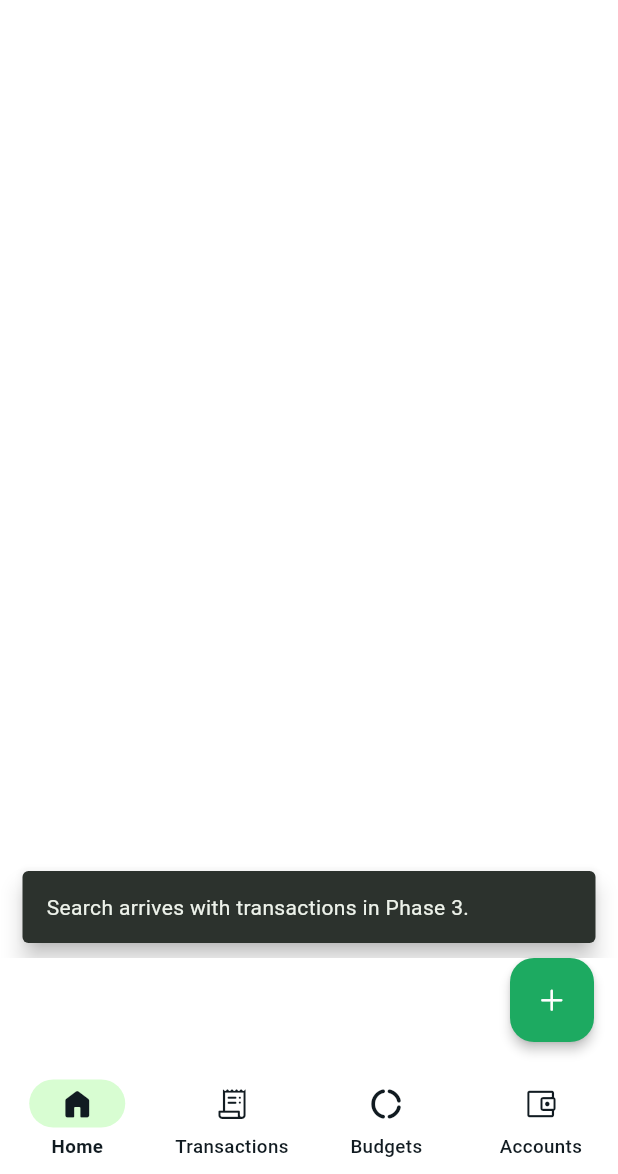
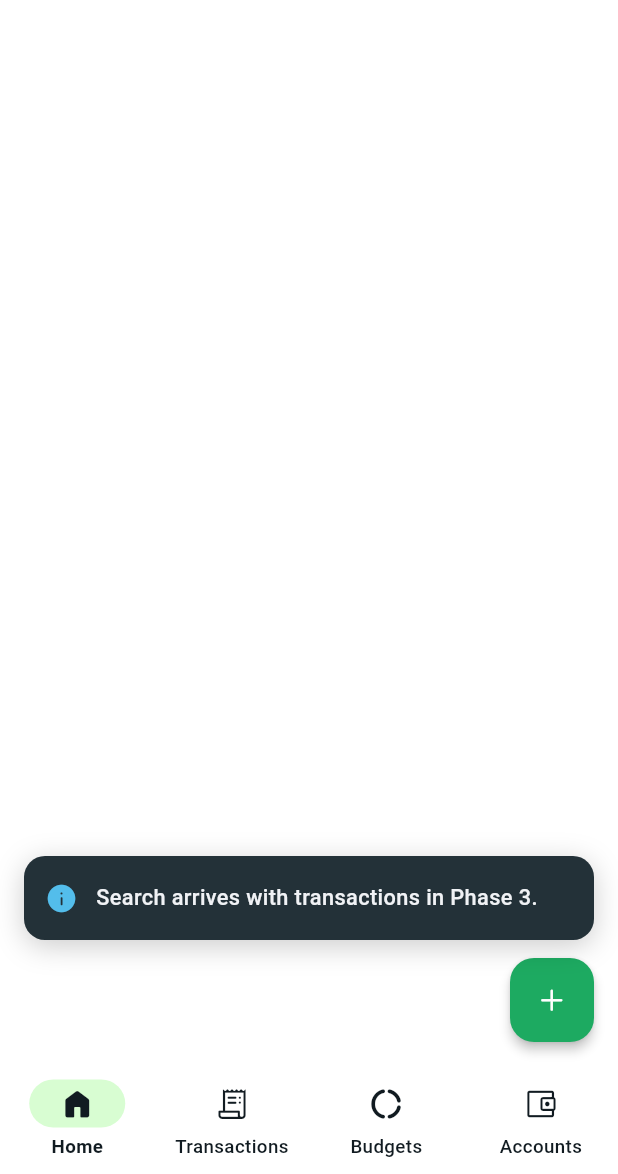
Before and after one commit to musarafhossain/HisaabChat, a Flutter app: the _CompactShell screen opened directly with empty values, after a tap on an icon or button, on a phone screen of 412 x 824 dp, the part 62-1236 px from its top. Run offline on Flutter 3.47's test engine with Material 3 defaults, Android fonts, the phone set to English and light mode, and no system bars; our stand-ins replace dio, flutter_animate, flutter_riverpod, flutter_secure_storage, flutter_timezone, go_router and 1 more; missing offline and left inert: window_manager; accounts and stored records are empty.

Commit message:
Redesign snackbars as app-wide toasts
- AppToast/ToastHost: floating pill with kind icon (success/error/info),
  optional green action (Undo), slide/fade animation, swipe to dismiss,
  reduce-motion aware, screen-reader live region
- Toasts stay above keep-clear regions (chat composer, bottom tab bar,
  + button) and re-measure while visible; bottom-left on wide windows
- All SnackBar usages replaced; "add an account first" now explained in
  the account form instead of a toast covering it
- Regression test: Undo toast sits above the composer

Co-Authored-By: Claude Opus 5.5 <noreply@anthropic.com>

```diff
--- a/app/lib/app/app.dart
+++ b/app/lib/app/app.dart
@@ -3,6 +3,7 @@ import 'package:flutter_riverpod/flutter_riverpod.dart';
 import 'package:hisaabchat/app/router.dart';
 import 'package:hisaabchat/app/settings/appearance_controller.dart';
 import 'package:hisaabchat/app/theme/app_theme.dart';
+import 'package:hisaabchat/core/widgets/toast.dart';
 
 class HisaabChatApp extends ConsumerWidget {
   const HisaabChatApp({super.key});
@@ -29,7 +30,7 @@ class HisaabChatApp extends ConsumerWidget {
           data: media.copyWith(
             disableAnimations: media.disableAnimations || appearance.reduceMotion,
           ),
-          child: child!,
+          child: ToastHost(child: child!),
         );
       },
     );
--- a/app/lib/app/theme/app_colors.dart
+++ b/app/lib/app/theme/app_colors.dart
@@ -27,6 +27,12 @@ class AppColors extends ThemeExtension<AppColors> {
     required this.transfer,
     required this.warning,
     required this.danger,
+    required this.toastBackground,
+    required this.onToast,
+    required this.toastAction,
+    required this.toastSuccess,
+    required this.toastError,
+    required this.toastInfo,
   });
 
   static const light = AppColors(
@@ -52,6 +58,12 @@ class AppColors extends ThemeExtension<AppColors> {
     transfer: Color(0xFF027EB5),
     warning: Color(0xFFE69500),
     danger: Color(0xFFE53935),
+    toastBackground: Color(0xFF233138),
+    onToast: Color(0xFFF0F2F5),
+    toastAction: Color(0xFF25D366),
+    toastSuccess: Color(0xFF25D366),
+    toastError: Color(0xFFF15C6D),
+    toastInfo: Color(0xFF53BDEB),
   );
 
   static const dark = AppColors(
@@ -77,6 +89,12 @@ class AppColors extends ThemeExtension<AppColors> {
     transfer: Color(0xFF53BDEB),
     warning: Color(0xFFFFBC2D),
     danger: Color(0xFFF15C6D),
+    toastBackground: Color(0xFFE9EDEF),
+    onToast: Color(0xFF111B21),
+    toastAction: Color(0xFF008069),
+    toastSuccess: Color(0xFF1DAA61),
+    toastError: Color(0xFFDC2626),
+    toastInfo: Color(0xFF0284C7),
   );
 
   final Color primary;
@@ -101,6 +119,14 @@ class AppColors extends ThemeExtension<AppColors> {
   final Color transfer;
   final Color warning;
   final Color danger;
+
+  // Toasts (inverse surface: dark in light mode, light in dark mode)
+  final Color toastBackground;
+  final Color onToast;
+  final Color toastAction;
+  final Color toastSuccess;
+  final Color toastError;
+  final Color toastInfo;
 
   @override
   AppColors copyWith() => this;
@@ -132,6 +158,12 @@ class AppColors extends ThemeExtension<AppColors> {
       transfer: mix(transfer, other.transfer),
       warning: mix(warning, other.warning),
       danger: mix(danger, other.danger),
+      toastBackground: mix(toastBackground, other.toastBackground),
+      onToast: mix(onToast, other.onToast),
+      toastAction: mix(toastAction, other.toastAction),
+      toastSuccess: mix(toastSuccess, other.toastSuccess),
+      toastError: mix(toastError, other.toastError),
+      toastInfo: mix(toastInfo, other.toastInfo),
     );
   }
 }
--- /dev/null
+++ b/app/lib/core/widgets/toast.dart
@@ -0,0 +1,307 @@
+import 'dart:async';
+import 'dart:math' as math;
+
+import 'package:flutter/material.dart';
+import 'package:flutter/services.dart';
+import 'package:hisaabchat/app/theme/app_colors.dart';
+import 'package:hisaabchat/core/icons/app_icons.dart';
+import 'package:hisaabchat/core/motion/motion.dart';
+import 'package:hisaabchat/core/widgets/window_class.dart';
+
+enum ToastKind { success, error, info }
+
+/// App-wide toast (replaces SnackBars).
+///
+/// A floating pill that slides up from the bottom, shows an icon for its
+/// kind and an optional green action ("Undo"). It always sits above any
+/// [ToastAvoid] region on screen (the chat composer, the bottom tab bar, the
+/// + button) so it never covers what you're typing or tapping.
+abstract final class AppToast {
+  static void show(
+    BuildContext context,
+    String message, {
+    ToastKind kind = ToastKind.info,
+    String? actionLabel,
+    VoidCallback? onAction,
+    Duration? duration,
+  }) => of(context).show(message, kind: kind, actionLabel: actionLabel, onAction: onAction, duration: duration);
+
+  static void success(BuildContext context, String message) => show(context, message, kind: ToastKind.success);
+
+  static void error(BuildContext context, String message) => show(context, message, kind: ToastKind.error);
+
+  /// The host, for showing a toast after an `await` (read it before awaiting).
+  static ToastHostState of(BuildContext context) {
+    final host = context.findAncestorStateOfType<ToastHostState>();
+    assert(host != null, 'No ToastHost above this context. Wrap the app with ToastHost.');
+    return host!;
+  }
+}
+
+/// Marks a region the toast must stay above.
+class ToastAvoid extends StatefulWidget {
+  const ToastAvoid({required this.child, super.key});
+
+  final Widget child;
+
+  @override
+  State<ToastAvoid> createState() => _ToastAvoidState();
+}
+
+class _ToastAvoidState extends State<ToastAvoid> {
+  ToastHostState? _host;
+
+  @override
+  void didChangeDependencies() {
+    super.didChangeDependencies();
+    final host = context.findAncestorStateOfType<ToastHostState>();
+    if (host != _host) {
+      _host?._avoid.remove(this);
+      _host = host?.._avoid.add(this);
+    }
+  }
+
+  @override
+  void dispose() {
+    _host?._avoid.remove(this);
+    super.dispose();
+  }
+
+  /// Top edge in global coordinates, or null when not on screen.
+  double? get top {
+    if (!mounted) return null;
+    final box = context.findRenderObject();
+    if (box is! RenderBox || !box.attached || !box.hasSize || box.size.isEmpty) return null;
+    // Skip regions hidden behind another route or in an inactive tab.
+    if (!(ModalRoute.of(context)?.isCurrent ?? true) || !TickerMode.valuesOf(context).enabled) return null;
+    return box.localToGlobal(Offset.zero).dy;
+  }
+
+  @override
+  Widget build(BuildContext context) => widget.child;
+}
+
+@immutable
+class _ToastData {
+  const _ToastData({required this.id, required this.message, required this.kind, this.actionLabel, this.onAction});
+
+  final int id;
+  final String message;
+  final ToastKind kind;
+  final String? actionLabel;
+  final VoidCallback? onAction;
+}
+
+/// Hosts toasts above the whole app (installed in `MaterialApp.builder`).
+class ToastHost extends StatefulWidget {
+  const ToastHost({required this.child, super.key});
+
+  final Widget child;
+
+  @override
+  State<ToastHost> createState() => ToastHostState();
+}
+
+class ToastHostState extends State<ToastHost> with SingleTickerProviderStateMixin {
+  final Set<_ToastAvoidState> _avoid = {};
+  late final AnimationController _controller;
+  _ToastData? _current;
+  Timer? _timer;
+
+  /// Re-measures while a toast is visible: a route may finish closing (and
+  /// reveal a composer) after the toast appeared.
+  Timer? _tracker;
+  double? _offset;
+  int _nextId = 0;
+
+  @override
+  void initState() {
+    super.initState();
+    // Created eagerly: a lazy controller would first be built inside dispose().
+    _controller = AnimationController(vsync: this, duration: Motion.medium, reverseDuration: Motion.short);
+  }
+
+  void show(
+    String message, {
+    ToastKind kind = ToastKind.info,
+    String? actionLabel,
+    VoidCallback? onAction,
+    Duration? duration,
+  }) {
+    if (!mounted) return;
+    _timer?.cancel();
+    final data = _ToastData(
+      id: _nextId++,
+      message: message,
+      kind: kind,
+      actionLabel: actionLabel,
+      onAction: onAction,
+    );
+    if (kind == ToastKind.error) unawaited(HapticFeedback.mediumImpact());
+    setState(() {
+      _current = data;
+      _offset = _bottomOffset();
+    });
+    _tracker?.cancel();
+    _tracker = Timer.periodic(const Duration(milliseconds: 150), (_) {
+      final offset = _bottomOffset();
+      if (mounted && offset != _offset) setState(() => _offset = offset);
+    });
+    _controller.duration = MediaQuery.disableAnimationsOf(context) ? Duration.zero : Motion.medium;
+    unawaited(_controller.forward(from: 0));
+    // Errors and undoable actions stay a little longer.
+    final visibleFor =
+        duration ??
+        (actionLabel != null || kind == ToastKind.error ? const Duration(seconds: 5) : const Duration(seconds: 3));
+    _timer = Timer(visibleFor, () => hide(data.id));
+  }
+
+  Future<void> hide([int? id]) async {
+    if (_current == null || (id != null && _current!.id != id)) return;
+    _timer?.cancel();
+    final hidingId = _current!.id;
+    await _controller.reverse();
+    if (mounted && _current?.id == hidingId) _clear();
+  }
+
+  void _clear() {
+    _tracker?.cancel();
+    setState(() => _current = null);
+  }
+
+  @override
+  void dispose() {
+    _timer?.cancel();
+    _tracker?.cancel();
+    _controller.dispose();
+    super.dispose();
+  }
+
+  /// Distance from the bottom of the screen: above the highest keep-clear
+  /// region (which already sits above the keyboard), else above the keyboard.
+  double _bottomOffset() {
+    final media = MediaQuery.of(context);
+    final tops = _avoid.map((a) => a.top).whereType<double>();
+    if (tops.isEmpty) return math.max(media.viewInsets.bottom, media.viewPadding.bottom) + 16;
+    return math.max(media.size.height - tops.reduce(math.min), media.viewPadding.bottom) + 12;
+  }
+
+  @override
+  Widget build(BuildContext context) {
+    final current = _current;
+    final compact = WindowClass.of(context) == WindowClass.compact;
+    return Stack(
+      children: [
+        widget.child,
+        if (current != null)
+          AnimatedPositioned(
+            duration: context.motion(Motion.medium),
+            curve: Motion.standard,
+            // Phones: centered. Wider windows: bottom-left next to the rail (WhatsApp Web).
+            left: compact ? 16 : 64 + 16,
+            right: 16,
+            bottom: _offset ?? 16,
+            child: Align(
+              alignment: compact ? Alignment.bottomCenter : Alignment.bottomLeft,
+              child: ConstrainedBox(
+                constraints: BoxConstraints(maxWidth: compact ? 480 : 400),
+                child: _ToastView(
+                  key: ValueKey(current.id),
+                  data: current,
+                  animation: _controller,
+                  onDismissed: _clear,
+                  onAction: () {
+                    current.onAction?.call();
+                    unawaited(hide(current.id));
+                  },
+                ),
+              ),
+            ),
+          ),
+      ],
+    );
+  }
+}
+
+class _ToastView extends StatelessWidget {
+  const _ToastView({
+    required this.data,
+    required this.animation,
+    required this.onDismissed,
+    required this.onAction,
+    super.key,
+  });
+
+  final _ToastData data;
+  final Animation<double> animation;
+  final VoidCallback onDismissed;
+  final VoidCallback onAction;
+
+  @override
+  Widget build(BuildContext context) {
+    final colors = context.colors;
+    final (IconData icon, Color iconColor) = switch (data.kind) {
+      ToastKind.success => (AppIcons.ok, colors.toastSuccess),
+      ToastKind.error => (AppIcons.failed, colors.toastError),
+      ToastKind.info => (AppIcons.info, colors.toastInfo),
+    };
+    final curved = CurvedAnimation(parent: animation, curve: Motion.enter, reverseCurve: Motion.exit);
+
+    final card = DecoratedBox(
+      decoration: BoxDecoration(
+        color: colors.toastBackground,
+        borderRadius: BorderRadius.circular(14),
+        boxShadow: const [BoxShadow(color: Color(0x33000000), blurRadius: 16, offset: Offset(0, 4))],
+      ),
+      child: Material(
+        type: MaterialType.transparency,
+        child: Padding(
+          padding: EdgeInsets.fromLTRB(14, 6, data.actionLabel == null ? 16 : 6, 6),
+          child: ConstrainedBox(
+            constraints: const BoxConstraints(minHeight: 44),
+            child: Row(
+              children: [
+                Icon(icon, color: iconColor, fill: 1, size: 22),
+                const SizedBox(width: 12),
+                Expanded(
+                  child: Text(
+                    data.message,
+                    style: TextStyle(color: colors.onToast, fontSize: 14.5, fontWeight: FontWeight.w500, height: 1.3),
+                  ),
+                ),
+                if (data.actionLabel != null)
+                  TextButton(
+                    onPressed: onAction,
+                    style: TextButton.styleFrom(
+                      foregroundColor: colors.toastAction,
+                      textStyle: const TextStyle(fontWeight: FontWeight.w700, fontSize: 14.5),
+                    ),
+                    child: Text(data.actionLabel!),
+                  ),
+              ],
+            ),
+          ),
+        ),
+      ),
+    );
+
+    return Semantics(
+      liveRegion: true,
+      container: true,
+      child: FadeTransition(
+        opacity: curved,
+        child: SlideTransition(
+          position: Tween(begin: const Offset(0, 0.4), end: Offset.zero).animate(curved),
+          child: ScaleTransition(
+            scale: Tween<double>(begin: 0.96, end: 1).animate(curved),
+            child: Dismissible(
+              key: ValueKey('toast-${data.id}'),
+              onDismissed: (_) => onDismissed(),
+              child: card,
+            ),
+          ),
+        ),
+      ),
+    );
+  }
+}
--- a/app/lib/features/accounts/presentation/account_info.dart
+++ b/app/lib/features/accounts/presentation/account_info.dart
@@ -9,6 +9,7 @@ import 'package:hisaabchat/core/network/api_exception.dart';
 import 'package:hisaabchat/core/widgets/chat_tile.dart';
 import 'package:hisaabchat/core/widgets/empty_state.dart';
 import 'package:hisaabchat/core/widgets/settings_tile.dart';
+import 'package:hisaabchat/core/widgets/toast.dart';
 import 'package:hisaabchat/features/accounts/accounts_controller.dart';
 import 'package:hisaabchat/features/accounts/data/account.dart';
 import 'package:hisaabchat/features/accounts/presentation/account_form.dart';
@@ -42,7 +43,7 @@ class AccountInfoView extends ConsumerWidget {
       await action();
     } on ApiException catch (error) {
       if (context.mounted) {
-        ScaffoldMessenger.of(context).showSnackBar(SnackBar(content: Text(error.message)));
+        AppToast.error(context, error.message);
       }
     }
   }
--- a/app/lib/features/settings/profile_screen.dart
+++ b/app/lib/features/settings/profile_screen.dart
@@ -7,6 +7,7 @@ import 'package:hisaabchat/core/config/device.dart';
 import 'package:hisaabchat/core/icons/app_icons.dart';
 import 'package:hisaabchat/core/network/api_exception.dart';
 import 'package:hisaabchat/core/widgets/settings_tile.dart';
+import 'package:hisaabchat/core/widgets/toast.dart';
 import 'package:hisaabchat/features/auth/auth_controller.dart';
 import 'package:hisaabchat/features/auth/data/app_user.dart';
 import 'package:hisaabchat/features/auth/presentation/auth_scaffold.dart';
@@ -81,7 +82,7 @@ class _ProfileScreenState extends ConsumerState<ProfileScreen> {
         'monthStartDay': _monthStartDay,
       });
       if (!mounted) return;
-      ScaffoldMessenger.of(context).showSnackBar(const SnackBar(content: Text('Profile saved')));
+      AppToast.success(context, 'Profile saved');
       unawaited(Navigator.of(context).maybePop());
     } on ApiException catch (error) {
       if (mounted) setState(() => _error = error.fieldErrors.values.firstOrNull ?? error.message);
--- a/app/lib/features/settings/settings_screen.dart
+++ b/app/lib/features/settings/settings_screen.dart
@@ -6,6 +6,7 @@ import 'package:hisaabchat/app/theme/app_colors.dart';
 import 'package:hisaabchat/core/icons/app_icons.dart';
 import 'package:hisaabchat/core/network/api_exception.dart';
 import 'package:hisaabchat/core/widgets/settings_tile.dart';
+import 'package:hisaabchat/core/widgets/toast.dart';
 import 'package:hisaabchat/features/auth/auth_controller.dart';
 
 /// WhatsApp-style settings: profile header, then icon rows.
@@ -33,7 +34,7 @@ class SettingsScreen extends ConsumerWidget {
       await ref.read(authControllerProvider.notifier).logoutAll();
     } on ApiException catch (error) {
       if (context.mounted) {
-        ScaffoldMessenger.of(context).showSnackBar(SnackBar(content: Text(error.message)));
+        AppToast.error(context, error.message);
       }
     }
   }
--- a/app/lib/features/shell/app_shell.dart
+++ b/app/lib/features/shell/app_shell.dart
@@ -6,6 +6,7 @@ import 'package:hisaabchat/app/theme/app_colors.dart';
 import 'package:hisaabchat/core/icons/app_icons.dart';
 import 'package:hisaabchat/core/motion/animated_icons.dart';
 import 'package:hisaabchat/core/motion/motion.dart';
+import 'package:hisaabchat/core/widgets/toast.dart';
 import 'package:hisaabchat/core/widgets/window_class.dart';
 import 'package:hisaabchat/features/accounts/presentation/account_form.dart';
 import 'package:hisaabchat/features/auth/auth_controller.dart';
@@ -86,8 +87,9 @@ class _CompactShell extends ConsumerWidget {
         ],
       ),
       body: body,
-      floatingActionButton: _Fab(current: current),
-      bottomNavigationBar: NavigationBar(
+      floatingActionButton: ToastAvoid(child: _Fab(current: current)),
+      bottomNavigationBar: ToastAvoid(
+        child: NavigationBar(
           selectedIndex: Destination.bottomBar.indexOf(current),
           onDestinationSelected: (i) => onSelect(Destination.bottomBar[i]),
           destinations: [
@@ -98,6 +100,7 @@ class _CompactShell extends ConsumerWidget {
                 label: d.label,
               ),
           ],
+        ),
       ),
     );
   }
@@ -251,11 +254,7 @@ class _Fab extends StatelessWidget {
   }
 }
 
-void _comingSoon(BuildContext context, String message) {
-  ScaffoldMessenger.of(context)
-    ..hideCurrentSnackBar()
-    ..showSnackBar(SnackBar(content: Text(message)));
-}
+void _comingSoon(BuildContext context, String message) => AppToast.show(context, message);
 
 /// Keeps every section alive (like IndexedStack) and fades the newly
 /// selected one in: the "fade-through" tab transition from the motion spec.
```
Also changed, not shown: app/lib/features/accounts/presentation/account_form.dart (+10 -3 lines), app/lib/features/transactions/presentation/account_thread.dart (+5 -6 lines), app/lib/features/transactions/presentation/new_transaction.dart (+3 -4 lines), app/lib/features/transactions/presentation/quick_composer.dart (+7 -2 lines), app/lib/features/transactions/presentation/reconcile_dialog.dart (+3 -4 lines), app/lib/features/transactions/presentation/txn_form.dart (+15 -19 lines), 1 other file. Lines whose indentation alone changed are shown as unchanged.
